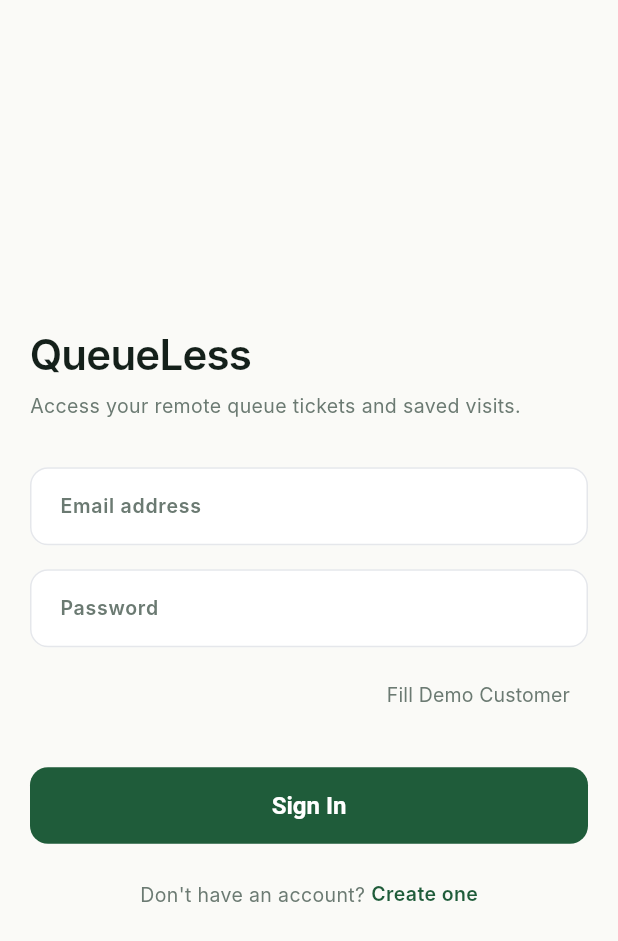
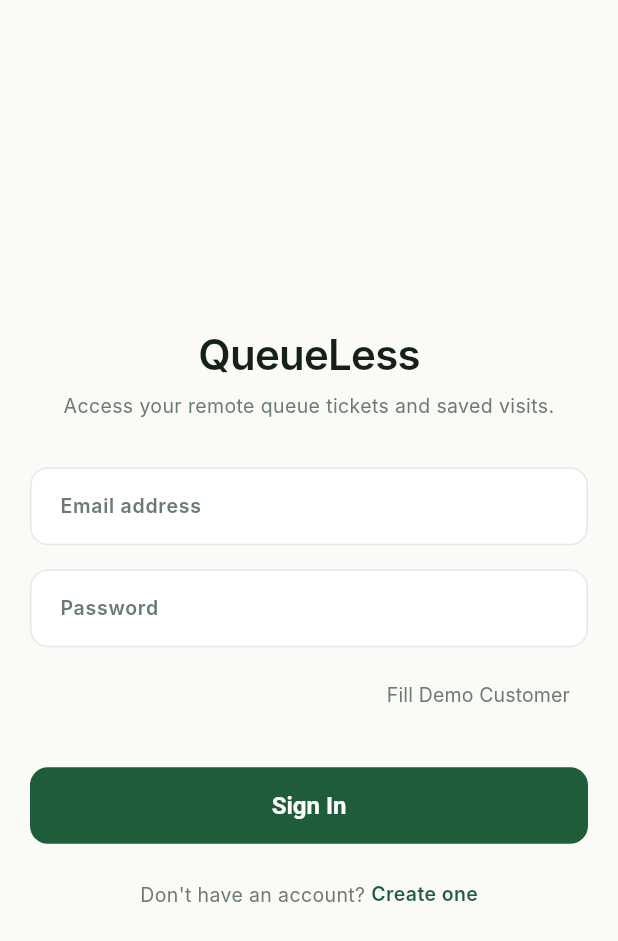
Before and after one commit to lu00009/QueueLess, a Flutter app: the CustomerLoginScreen screen opened by its route, on a phone screen of 412 x 824 dp. Shown: the top 941 px of the screen. Run offline on Flutter 3.47's test engine with Material 3 defaults, Android fonts, the phone set to English and light mode, and no system bars; our stand-ins replace dio, flutter_map, flutter_riverpod, go_router, latlong2, shared_preferences; accounts and stored records are empty; Roboto replaces fonts that are missing (Inter).

Commit message:
feat(mobile): center QueueLess title and constrain auth card layout

```diff
--- a/apps/mobile/lib/features/auth/screens/login_screen.dart
+++ b/apps/mobile/lib/features/auth/screens/login_screen.dart
@@ -1,6 +1,7 @@
 import 'package:flutter/material.dart';
 import 'package:flutter_riverpod/flutter_riverpod.dart';
 import 'package:go_router/go_router.dart';
+
 import '../../../core/theme/app_theme.dart';
 import '../providers/auth_provider.dart';
 
@@ -8,7 +9,8 @@ class CustomerLoginScreen extends ConsumerStatefulWidget {
   const CustomerLoginScreen({super.key});
 
   @override
-  ConsumerState<CustomerLoginScreen> createState() => _CustomerLoginScreenState();
+  ConsumerState<CustomerLoginScreen> createState() =>
+      _CustomerLoginScreenState();
 }
 
 class _CustomerLoginScreenState extends ConsumerState<CustomerLoginScreen> {
@@ -25,10 +27,9 @@ class _CustomerLoginScreenState extends ConsumerState<CustomerLoginScreen> {
 
   void _submit() async {
     if (_formKey.currentState!.validate()) {
-      final success = await ref.read(authStateProvider.notifier).login(
-            _emailController.text.trim(),
-            _passwordController.text,
-          );
+      final success = await ref
+          .read(authStateProvider.notifier)
+          .login(_emailController.text.trim(), _passwordController.text);
       if (success && mounted) {
         context.go('/');
       }
@@ -51,17 +52,34 @@ class _CustomerLoginScreenState extends ConsumerState<CustomerLoginScreen> {
       body: SafeArea(
         child: Center(
           child: SingleChildScrollView(
-            padding: const EdgeInsets.symmetric(horizontal: AppTheme.margin, vertical: AppTheme.space32),
+            padding: const EdgeInsets.symmetric(
+              horizontal: AppTheme.margin,
+              vertical: AppTheme.space32,
+            ),
+            child: Center(
+              child: ConstrainedBox(
+                constraints: const BoxConstraints(maxWidth: 440),
                 child: Form(
                   key: _formKey,
                   child: Column(
-                crossAxisAlignment: CrossAxisAlignment.start,
+                    crossAxisAlignment: CrossAxisAlignment.stretch,
                     children: [
-                  const Text('QueueLess', style: AppTheme.titleLarge),
+                      Center(
+                        child: Column(
+                          children: [
+                            const Text(
+                              'QueueLess',
+                              style: AppTheme.titleLarge,
+                              textAlign: TextAlign.center,
+                            ),
                             const SizedBox(height: AppTheme.space8),
                             const Text(
                               'Access your remote queue tickets and saved visits.',
                               style: AppTheme.caption,
+                              textAlign: TextAlign.center,
+                            ),
+                          ],
+                        ),
                       ),
                       const SizedBox(height: AppTheme.space32),
 
@@ -69,11 +87,19 @@ class _CustomerLoginScreenState extends ConsumerState<CustomerLoginScreen> {
                         Container(
                           width: double.infinity,
                           padding: const EdgeInsets.all(AppTheme.space16),
-                      margin: const EdgeInsets.only(bottom: AppTheme.space24),
+                          margin: const EdgeInsets.only(
+                            bottom: AppTheme.space24,
+                          ),
                           decoration: BoxDecoration(
                             color: AppTheme.mintTint,
-                        borderRadius: BorderRadius.circular(AppTheme.radiusInput),
-                        border: Border.all(color: AppTheme.forestGreen.withValues(alpha: 0.3)),
+                            borderRadius: BorderRadius.circular(
+                              AppTheme.radiusInput,
+                            ),
+                            border: Border.all(
+                              color: AppTheme.forestGreen.withValues(
+                                alpha: 0.3,
+                              ),
+                            ),
                           ),
                           child: Text(
                             authState.error!,
@@ -96,8 +122,12 @@ class _CustomerLoginScreenState extends ConsumerState<CustomerLoginScreen> {
                           hintText: 'name@example.com',
                         ),
                         validator: (val) {
-                      if (val == null || val.trim().isEmpty) return 'Enter your email';
-                      if (!val.contains('@')) return 'Enter a valid email';
+                          if (val == null || val.trim().isEmpty) {
+                            return 'Enter your email';
+                          }
+                          if (!val.contains('@')) {
+                            return 'Enter a valid email';
+                          }
                           return null;
                         },
                       ),
@@ -113,7 +143,9 @@ class _CustomerLoginScreenState extends ConsumerState<CustomerLoginScreen> {
                           hintText: '••••••••',
                         ),
                         validator: (val) {
-                      if (val == null || val.isEmpty) return 'Enter your password';
+                          if (val == null || val.isEmpty) {
+                            return 'Enter your password';
+                          }
                           return null;
                         },
                       ),
@@ -153,7 +185,10 @@ class _CustomerLoginScreenState extends ConsumerState<CustomerLoginScreen> {
                         child: Row(
                           mainAxisAlignment: MainAxisAlignment.center,
                           children: [
-                        const Text("Don't have an account? ", style: AppTheme.caption),
+                            const Text(
+                              "Don't have an account? ",
+                              style: AppTheme.caption,
+                            ),
                             GestureDetector(
                               onTap: () => context.go('/register'),
                               child: const Text(
@@ -174,6 +209,8 @@ class _CustomerLoginScreenState extends ConsumerState<CustomerLoginScreen> {
               ),
             ),
           ),
+        ),
+      ),
     );
   }
 }
```
Also changed, not shown: apps/mobile/lib/features/auth/screens/register_screen.dart (+60 -15 lines). Lines whose indentation alone changed are shown as unchanged.
